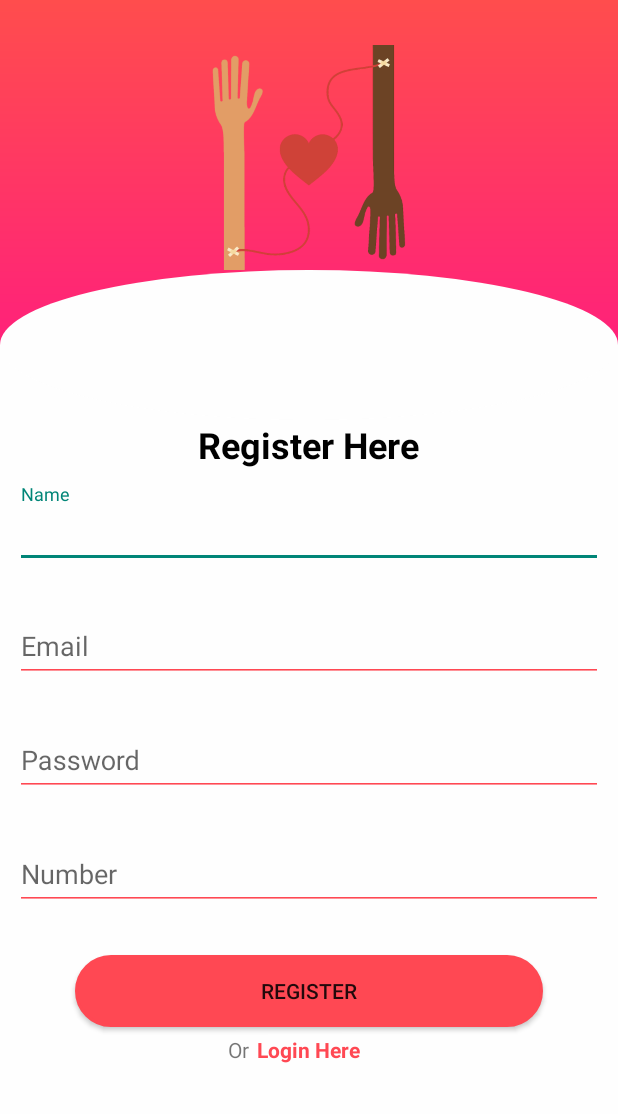
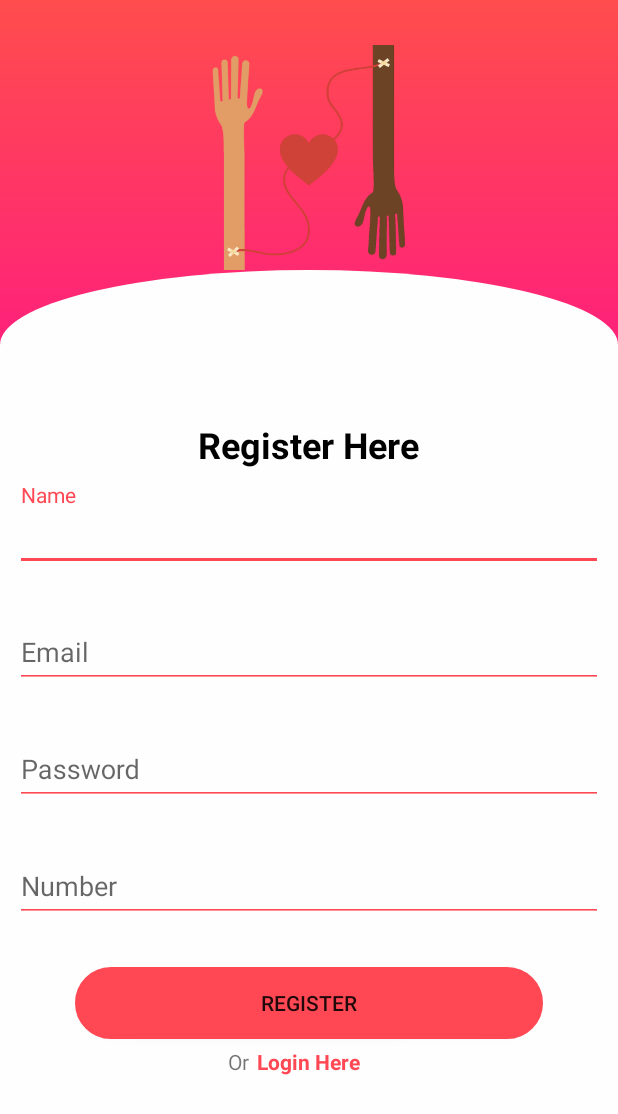
Before and after one commit to AminullahTajMuhammad/BloodDonate2, an Android app: the RegisterScreen screen opened directly, with no data from a screen before it, on a phone screen of 412 x 824 dp. Shown: the top 1114 px of the screen. Run offline under Robolectric (Android 15) with nearby library versions, the phone set to English and light mode, and no system bars.

Commit message:
Added styles in TextInputLayout

```diff
--- a/app/src/main/res/layout/activity_login_screen.xml
+++ b/app/src/main/res/layout/activity_login_screen.xml
@@ -58,7 +58,6 @@
         android:layout_height="wrap_content"
         android:layout_margin="20dp"
         app:hintTextAppearance="@style/MyHintText"
-
         android:layout_below="@+id/txtEmail">
 
         <android.support.design.widget.TextInputEditText
--- a/app/src/main/res/layout/activity_register_screen.xml
+++ b/app/src/main/res/layout/activity_register_screen.xml
@@ -42,6 +42,7 @@
         android:layout_width="match_parent"
         android:layout_height="wrap_content"
         android:layout_margin="10dp"
+        app:hintTextAppearance="@style/MyHintText"
         android:layout_below="@+id/tvRegister">
 
         <android.support.design.widget.TextInputEditText
@@ -49,6 +50,7 @@
             android:layout_width="match_parent"
             android:layout_height="wrap_content"
             android:hint="Name"
+            android:theme="@style/MyEditText"
             android:backgroundTint="@color/colorLightAccent"/>
     </android.support.design.widget.TextInputLayout>
 
@@ -57,6 +59,7 @@
         android:layout_width="match_parent"
         android:layout_height="wrap_content"
         android:layout_margin="10dp"
+        app:hintTextAppearance="@style/MyHintText"
         android:layout_below="@+id/txtRegisterName">
 
         <android.support.design.widget.TextInputEditText
@@ -64,6 +67,7 @@
             android:layout_width="match_parent"
             android:layout_height="wrap_content"
             android:hint="Email"
+            android:theme="@style/MyEditText"
             android:backgroundTint="@color/colorLightAccent"/>
     </android.support.design.widget.TextInputLayout>
 
@@ -72,6 +76,7 @@
         android:layout_width="match_parent"
         android:layout_height="wrap_content"
         android:layout_margin="10dp"
+        app:hintTextAppearance="@style/MyHintText"
         android:layout_below="@+id/txtRegisterEmail">
 
         <android.support.design.widget.TextInputEditText
@@ -79,6 +84,7 @@
             android:layout_width="match_parent"
             android:layout_height="wrap_content"
             android:hint="Password"
+            android:theme="@style/MyEditText"
             android:backgroundTint="@color/colorLightAccent"/>
     </android.support.design.widget.TextInputLayout>
 
@@ -87,6 +93,7 @@
         android:layout_width="match_parent"
         android:layout_height="wrap_content"
         android:layout_margin="10dp"
+        app:hintTextAppearance="@style/MyHintText"
         android:layout_below="@+id/txtRegisterPassword">
 
         <android.support.design.widget.TextInputEditText
@@ -94,6 +101,7 @@
             android:layout_width="match_parent"
             android:layout_height="wrap_content"
             android:hint="Number"
+            android:theme="@style/MyEditText"
             android:backgroundTint="@color/colorLightAccent"/>
     </android.support.design.widget.TextInputLayout>
 
```
